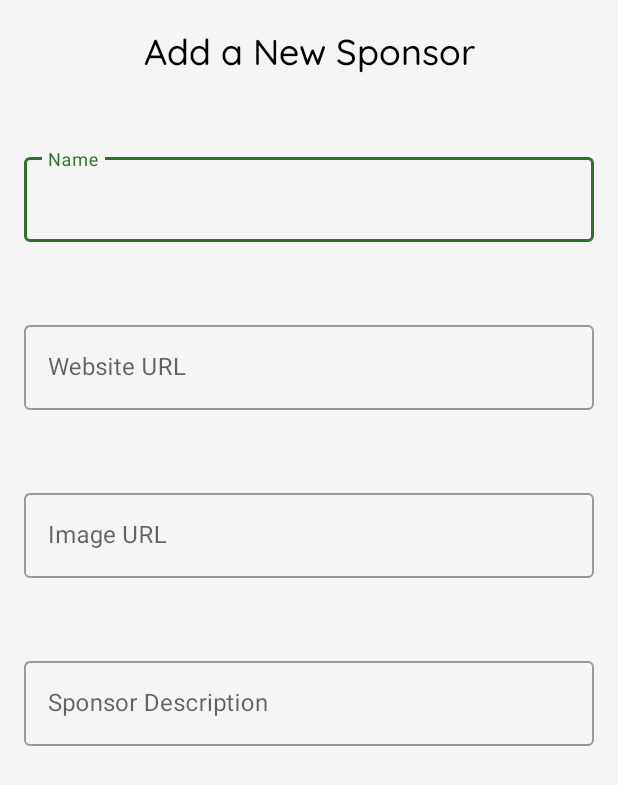
After one commit to CLWork/WorkmanCiera_Project62009, an Android app: the layout add_sponsor_layout.xml on its own in the app's theme, with its tools: preview values and no code run, on a phone screen of 412 x 824 dp. The commit adds this screen. Shown: the top 785 px of the screen. Run offline under Robolectric (Android 15) with nearby library versions, the phone set to English and light mode, and no system bars.

Commit message:
ADD: Adding layouts for sponsors and childrens added, along with corresponding menu items.

```diff
--- /dev/null
+++ b/WorkmanCiera_NewHope/app/src/main/res/drawable/ic_baseline_add_24.xml
@@ -0,0 +1,5 @@
+<vector android:height="24dp" android:tint="#F5F5F5"
+    android:viewportHeight="24" android:viewportWidth="24"
+    android:width="24dp" xmlns:android="http://schemas.android.com/apk/res/android">
+    <path android:fillColor="@android:color/white" android:pathData="M19,13h-6v6h-2v-6H5v-2h6V5h2v6h6v2z"/>
+</vector>
--- /dev/null
+++ b/WorkmanCiera_NewHope/app/src/main/res/drawable/ic_baseline_edit_24.xml
@@ -0,0 +1,5 @@
+<vector android:height="24dp" android:tint="#F5F5F5"
+    android:viewportHeight="24" android:viewportWidth="24"
+    android:width="24dp" xmlns:android="http://schemas.android.com/apk/res/android">
+    <path android:fillColor="@android:color/white" android:pathData="M3,17.25V21h3.75L17.81,9.94l-3.75,-3.75L3,17.25zM20.71,7.04c0.39,-0.39 0.39,-1.02 0,-1.41l-2.34,-2.34c-0.39,-0.39 -1.02,-0.39 -1.41,0l-1.83,1.83 3.75,3.75 1.83,-1.83z"/>
+</vector>
--- /dev/null
+++ b/WorkmanCiera_NewHope/app/src/main/res/drawable/ic_baseline_save_24.xml
@@ -0,0 +1,5 @@
+<vector android:height="24dp" android:tint="#F5F5F5"
+    android:viewportHeight="24" android:viewportWidth="24"
+    android:width="24dp" xmlns:android="http://schemas.android.com/apk/res/android">
+    <path android:fillColor="@android:color/white" android:pathData="M17,3L5,3c-1.11,0 -2,0.9 -2,2v14c0,1.1 0.89,2 2,2h14c1.1,0 2,-0.9 2,-2L21,7l-4,-4zM12,19c-1.66,0 -3,-1.34 -3,-3s1.34,-3 3,-3 3,1.34 3,3 -1.34,3 -3,3zM15,9L5,9L5,5h10v4z"/>
+</vector>
--- /dev/null
+++ b/WorkmanCiera_NewHope/app/src/main/res/layout/add_sponsor_layout.xml
@@ -0,0 +1,101 @@
+<?xml version="1.0" encoding="utf-8"?>
+<androidx.constraintlayout.widget.ConstraintLayout xmlns:android="http://schemas.android.com/apk/res/android"
+xmlns:app="http://schemas.android.com/apk/res-auto"
+xmlns:tools="http://schemas.android.com/tools"
+android:layout_width="match_parent"
+android:layout_height="match_parent"
+android:padding="16dp"
+android:background="@color/bgColor">
+
+<TextView
+    android:id="@+id/addChildPageLabel"
+    style="@style/miniSubHeaderStyle.First"
+    android:text="@string/addSponsorLabel"
+    android:textAlignment="center"
+    app:layout_constraintEnd_toEndOf="parent"
+    app:layout_constraintStart_toStartOf="parent"
+    app:layout_constraintTop_toTopOf="parent" />
+
+<com.google.android.material.textfield.TextInputLayout
+    android:id="@+id/addSponsorNameET"
+    android:layout_width="0dp"
+    android:layout_height="wrap_content"
+    android:layout_marginTop="50dp"
+    android:hint="@string/name"
+    style="@style/Widget.MaterialComponents.TextInputLayout.OutlinedBox"
+    app:layout_constraintEnd_toEndOf="parent"
+    app:layout_constraintHorizontal_bias="0.5"
+    app:layout_constraintStart_toStartOf="parent"
+    app:layout_constraintTop_toBottomOf="@+id/addChildPageLabel">
+
+    <com.google.android.material.textfield.TextInputEditText
+        android:id="@+id/nameET"
+        android:layout_width="match_parent"
+        android:layout_height="wrap_content"
+        android:layout_gravity="center"
+        android:ems="10"
+        android:inputType="textPersonName" />
+</com.google.android.material.textfield.TextInputLayout>
+
+
+<com.google.android.material.textfield.TextInputLayout
+    android:id="@+id/websiteLinkLayout"
+    android:layout_width="match_parent"
+    android:layout_height="wrap_content"
+    android:layout_marginTop="50dp"
+    android:hint="@string/websiteURL"
+    style="@style/Widget.MaterialComponents.TextInputLayout.OutlinedBox"
+    app:layout_constraintEnd_toEndOf="parent"
+    app:layout_constraintHorizontal_bias="0.5"
+    app:layout_constraintStart_toStartOf="parent"
+    app:layout_constraintTop_toBottomOf="@+id/addSponsorNameET">
+
+    <com.google.android.material.textfield.TextInputEditText
+        android:id="@+id/addWebsiteET"
+        android:layout_width="match_parent"
+        android:layout_height="wrap_content"
+        android:ems="10"
+        android:inputType="textPersonName" />
+</com.google.android.material.textfield.TextInputLayout>
+
+    <com.google.android.material.textfield.TextInputLayout
+        android:id="@+id/imageLinkLayout"
+        android:layout_width="match_parent"
+        android:layout_height="wrap_content"
+        android:layout_marginTop="50dp"
+        android:hint="@string/sponsorImgURL"
+        style="@style/Widget.MaterialComponents.TextInputLayout.OutlinedBox"
+        app:layout_constraintEnd_toEndOf="parent"
+        app:layout_constraintHorizontal_bias="0.5"
+        app:layout_constraintStart_toStartOf="parent"
+        app:layout_constraintTop_toBottomOf="@+id/websiteLinkLayout">
+
+        <com.google.android.material.textfield.TextInputEditText
+            android:id="@+id/addImageET"
+            android:layout_width="match_parent"
+            android:layout_height="wrap_content"
+            android:ems="10"
+            android:inputType="textPersonName" />
+    </com.google.android.material.textfield.TextInputLayout>
+
+<com.google.android.material.textfield.TextInputLayout
+    android:id="@+id/sponsorDescTextLayout"
+    android:layout_width="match_parent"
+    android:layout_height="wrap_content"
+    android:layout_marginTop="50dp"
+    android:hint="@string/sponsorDesc"
+    style="@style/Widget.MaterialComponents.TextInputLayout.OutlinedBox"
+    app:layout_constraintEnd_toEndOf="parent"
+    app:layout_constraintHorizontal_bias="0.5"
+    app:layout_constraintStart_toStartOf="parent"
+    app:layout_constraintTop_toBottomOf="@+id/imageLinkLayout">
+
+    <com.google.android.material.textfield.TextInputEditText
+        android:id="@+id/sponsorShortDescLayout"
+        android:layout_width="match_parent"
+        android:layout_height="wrap_content"
+        android:ems="10"
+        android:inputType="textMultiLine" />
+</com.google.android.material.textfield.TextInputLayout>
+
+</androidx.constraintlayout.widget.ConstraintLayout>
--- a/WorkmanCiera_NewHope/app/src/main/res/values/colors.xml
+++ b/WorkmanCiera_NewHope/app/src/main/res/values/colors.xml
@@ -8,4 +8,5 @@
     <color name="amazonYellow">#ff9900</color>
     <color name="walmartBlue">#004c91</color>
     <color name="targetRed">#E80018</color>
+    <color name="childCardBg">#76A26F</color>
 </resources>
--- a/WorkmanCiera_NewHope/app/src/main/res/values/strings.xml
+++ b/WorkmanCiera_NewHope/app/src/main/res/values/strings.xml
@@ -1,7 +1,7 @@
 <resources xmlns:tools="http://schemas.android.com/tools">
 
     //GENERAL APP STRINGS\\
-    <string name="app_name">WorkmanCiera_NewHope</string>
+    <string name="app_name">Holiday Drive</string>
     <string name="facebook_app_id">335583464458988</string>
     <string name="fb_login_protocol_scheme">fb335583464458988</string>
 
@@ -10,10 +10,18 @@
     <string name="email">Email</string>
     <string name="password">Password</string>
     <string name="fullName">Full Name</string>
+    <string name="name">Name</string>
+    <string name="age">Age</string>
+    <string name="wishListURL">Wishlist URL</string>
+    <string name="wishlistButtonLabel">Wish List</string>
+    <string name="interests">Interests</string>
     <string name="next">Next</string>
+    <string name="abEdit">Edit</string>
+    <string name="abAdd">Add</string>
+    <string name="abSave">Save</string>
     <string name="addressLineOne">Address #1</string>
     <string name="unitNum">Unit/Suite</string>
-    <string name="zipcode">Zipcode</string>
+    <string name="zipcode">Postal Code</string>
     <string name="contentDesc">An image of the New Hope for Kids logo.</string>
     <string name="homeContentDesc">An image of santa\'s sack with holiday drive description.</string>
     <string name="sponsorContentDesc">Image of sponsor logos.</string>
@@ -24,7 +32,12 @@
     <string name="newHopeBttn">New Hope Website</string>
     <string name="donateToNewHope">Donate To New Hope</string>
     <string name="fillBagHeader">Fill Santa\'s Bag of Hope!</string>
-    <string name="santaBagContentDesc">A red bag full of gifts.</string>
+    <string name="santaBagContentDesc">Santa\'s red bag full of gifts.</string>
+    <string name="addChildLabel">Add a Child to Support</string>
+    <string name="addSponsorLabel">Add a New Sponsor</string>
+    <string name="sponsorDesc">Sponsor Description</string>
+    <string name="websiteURL">Website URL</string>
+    <string name="sponsorImgURL">Image URL</string>
 
     <string name="passwordReqs">1 Upper Case Letter, 1 Lower case Letter,
         1 Symbol (@#$%^&amp;+=), at least 6 characters long and no Spaces</string>
--- a/WorkmanCiera_NewHope/app/src/main/res/values/styles.xml
+++ b/WorkmanCiera_NewHope/app/src/main/res/values/styles.xml
@@ -32,6 +32,9 @@
         <item name="android:fontFamily">@font/quicksand_medium</item>
         <item name="android:textColor">@android:color/black</item>
     </style>
+    <style name="miniSubHeaderStyle.First">
+        <item name="android:textSize">24sp</item>
+    </style>
 
 
 
```
Also changed, not shown: WorkmanCiera_NewHope/app/src/main/java/com/example/workmanciera_newhope/activities/MainActivity.java (+12 -1 lines), WorkmanCiera_NewHope/app/src/main/java/com/example/workmanciera_newhope/fragments/AddChildFragment.java (added, +32 -0 lines), WorkmanCiera_NewHope/app/src/main/res/layout/add_child_layout.xml (added, +100 -0 lines), WorkmanCiera_NewHope/app/src/main/res/layout/child_card_view_layout.xml (added, +56 -0 lines), WorkmanCiera_NewHope/app/src/main/res/layout/child_layout.xml (added, +18 -0 lines), WorkmanCiera_NewHope/app/src/main/res/menu/add_menu.xml (added, +9 -0 lines), WorkmanCiera_NewHope/app/src/main/res/menu/edit_menu.xml (added, +9 -0 lines), WorkmanCiera_NewHope/app/src/main/res/menu/save_menu.xml (added, +9 -0 lines).
